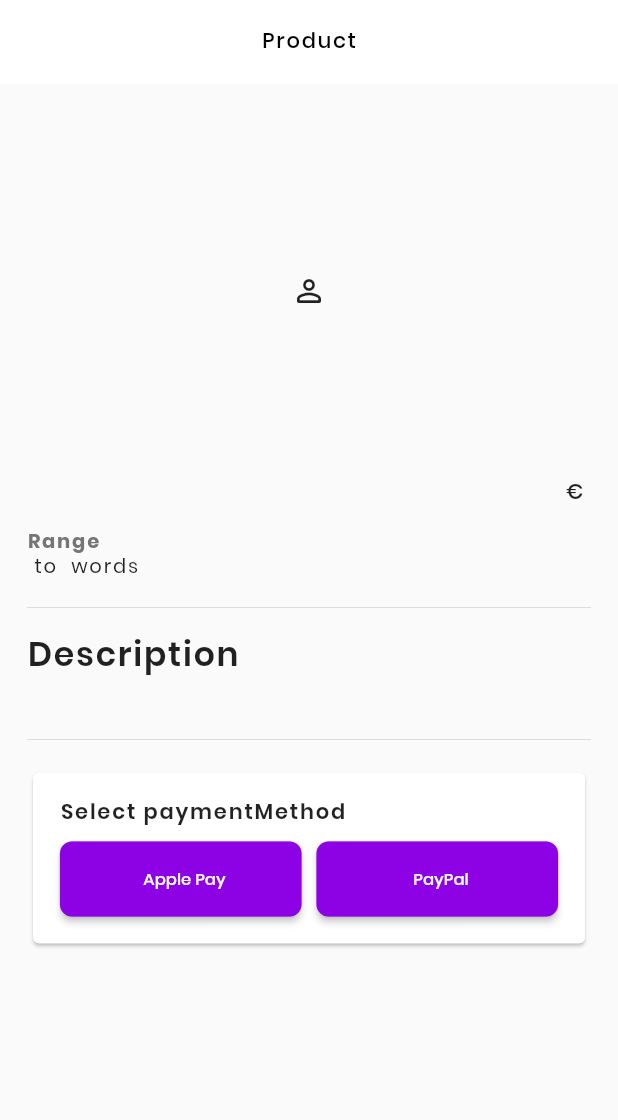
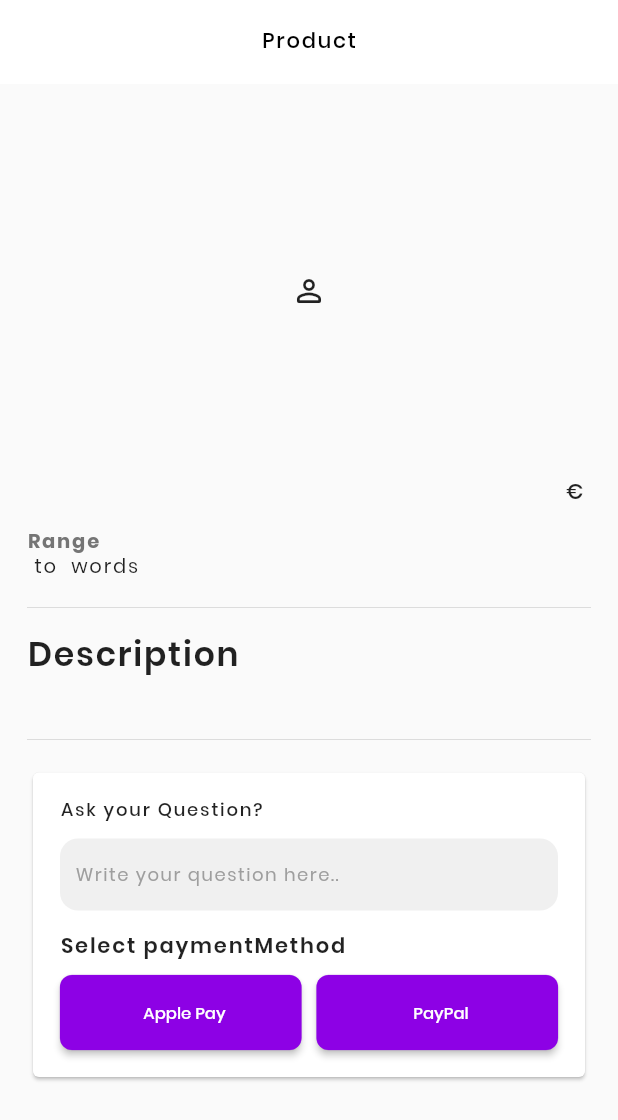
Before and after one commit to AneeqShah/K24-kartenlegen, a Flutter app: the ProductDetailView screen opened directly with empty values, after a tap on "Apple Pay", on a phone screen of 412 x 824 dp. Shown: the top 1120 px of the screen. Run offline on Flutter 3.47's test engine with Material 2 defaults, Android fonts, the phone set to English and light mode, and no system bars; drawn by our look-alikes of loading_overlay; our stand-ins replace cached_network_image, cloud_firestore, firebase_auth, firebase_core, firebase_storage, flutter_spinkit and 2 more; accounts and stored records are empty.

```diff
--- a/lib/presentation/views/product_detail/layout/product_detail_body.dart
+++ b/lib/presentation/views/product_detail/layout/product_detail_body.dart
@@ -1,5 +1,9 @@
+import 'package:cloud_firestore/cloud_firestore.dart';
+import 'package:firebase_auth/firebase_auth.dart';
 import 'package:flutter/material.dart';
+import 'package:fluttertoast/fluttertoast.dart';
 import 'package:k24/app/Custom_image_container.dart';
+import 'package:k24/app/custom_loader.dart';
 import 'package:k24/presentation/elements/custom_text.dart';
 import 'package:k24/presentation/views/product_detail/layout/widgets/select_payment.dart';
 
@@ -27,15 +31,21 @@ class ProductDetailBody extends StatefulWidget {
 }
 
 class _ProductDetailBodyState extends State<ProductDetailBody> {
+  String userID = FirebaseAuth.instance.currentUser!.uid;
+  TextEditingController _question = TextEditingController();
+  bool isLoading = false;
+
   @override
   Widget build(BuildContext context) {
-    return SingleChildScrollView(
+    return CustomLoader(
+      isLoading: isLoading,
+      child: SingleChildScrollView(
         child: Padding(
           padding: const EdgeInsets.all(18.0),
           child: Column(
             crossAxisAlignment: CrossAxisAlignment.start,
             children: [
-            SizedBox(
+              const SizedBox(
                 height: 20,
               ),
               CustomImageContainer(
@@ -43,7 +53,7 @@ class _ProductDetailBodyState extends State<ProductDetailBody> {
                   wight: MediaQuery.of(context).size.width,
                   radius: 8,
                   image: widget.image),
-            SizedBox(
+              const SizedBox(
                 height: 20,
               ),
               Row(
@@ -93,13 +103,83 @@ class _ProductDetailBodyState extends State<ProductDetailBody> {
                 height: 10,
               ),
               const Divider(),
-            SizedBox(
+              const SizedBox(
                 height: 10,
               ),
-            SelectPayment()
+              SelectPayment(
+                controller: _question,
+                onApple: () {
+                  _confirmOrder();
+                },
+                onPaypal: () {},
+              )
             ],
+          ),
         ),
       ),
     );
   }
+
+  _confirmOrder() async {
+    try {
+      loadingTrue();
+      String orderID = FirebaseFirestore.instance.collection("order").doc().id;
+      await FirebaseFirestore.instance.collection("order").doc(orderID).set({
+        "orderID": orderID,
+        "customerID": userID,
+        "min": widget.minRange,
+        "max": widget.maxRange,
+        "title": widget.title,
+        "orderTime": DateTime.now().millisecondsSinceEpoch,
+        "isAnswered": false,
+        "price": widget.price,
+      }).then((value) async {
+        String chatID = FirebaseFirestore.instance
+            .collection("chat")
+            .doc(orderID)
+            .collection("messages")
+            .doc()
+            .id;
+        await FirebaseFirestore.instance
+            .collection("chat")
+            .doc(orderID)
+            .collection("messages")
+            .doc(chatID)
+            .set({
+          "userID": userID,
+          "question": _question.text,
+          "orderID": orderID,
+          "chatID": chatID,
+          "time": DateTime.now().millisecondsSinceEpoch,
+        }).then((value) async {
+          String graphID =
+              FirebaseFirestore.instance.collection("graph").doc().id;
+          await FirebaseFirestore.instance
+              .collection("graph")
+              .doc(graphID)
+              .set({
+            "price": widget.price,
+            "customerID": userID,
+            "graphID": graphID
+          }).then((value) {
+            loadingFalse();
+            print("Finished");
+          });
+        });
+      });
+    } on FirebaseException catch (e) {
+      loadingFalse();
+      Fluttertoast.showToast(msg: e.message!);
     }
+  }
+
+  loadingTrue() {
+    isLoading = true;
+    setState(() {});
+  }
+
+  loadingFalse() {
+    isLoading = false;
+    setState(() {});
+  }
+}
--- a/lib/presentation/views/product_detail/layout/widgets/select_payment.dart
+++ b/lib/presentation/views/product_detail/layout/widgets/select_payment.dart
@@ -2,31 +2,63 @@ import 'package:flutter/material.dart';
 import 'package:k24/presentation/elements/app_button.dart';
 import 'package:k24/presentation/elements/custom_text.dart';
 
+import '../../../../elements/custom_textfield.dart';
+
 class SelectPayment extends StatelessWidget {
-  const SelectPayment({Key? key}) : super(key: key);
+  final TextEditingController controller;
+  final Function onApple;
+  final Function onPaypal;
+
+  const SelectPayment(
+      {super.key,
+      required this.controller,
+      required this.onApple,
+      required this.onPaypal});
 
   @override
   Widget build(BuildContext context) {
     return Card(
       child: Padding(
         padding: const EdgeInsets.all(18.0),
-        child: Column(crossAxisAlignment: CrossAxisAlignment.start,
+        child: Column(
+          crossAxisAlignment: CrossAxisAlignment.start,
           children: [
             CustomText(
-              text:
-              'Select payment'
-              'Method',
+              text: 'Ask your Question?',
+              fontSize: 12,
+              fontWeight: FontWeight.w500,
+            ),
+            const SizedBox(
+              height: 5,
+            ),
+            AuthTextField(hint: 'Write your question here..', controller: controller),
+            const SizedBox(
+              height: 10,
+            ),
+            CustomText(
+              text: 'Select payment'
+                  'Method',
               fontSize: 14,
               fontWeight: FontWeight.w600,
             ),
-            SizedBox(height: 10,),
+            const SizedBox(
+              height: 10,
+            ),
             Row(
               children: [
-                Expanded(child: AppButton(onPressed: () {  }, text: 'Apple Pay',
+                Expanded(
+                    child: AppButton(
+                  onPressed: () => onApple(),
+                  text: 'Apple Pay',
                   fontSize: 11,
                 )),
-                SizedBox(width: 10,),
-                Expanded(child: AppButton(onPressed: () {  }, text: 'PayPal',
+                const SizedBox(
+                  width: 10,
+                ),
+                Expanded(
+                    child: AppButton(
+                  onPressed: () => onPaypal(),
+                  text: 'PayPal',
                   fontSize: 11,
                 )),
               ],
```
Lines whose indentation alone changed are shown as unchanged.
